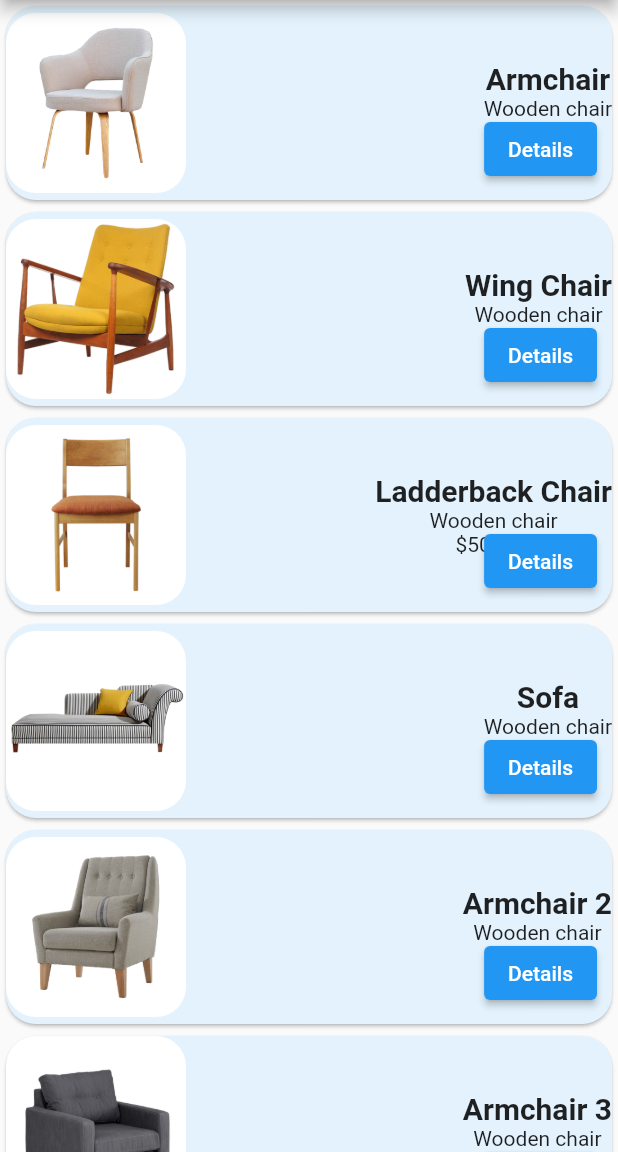
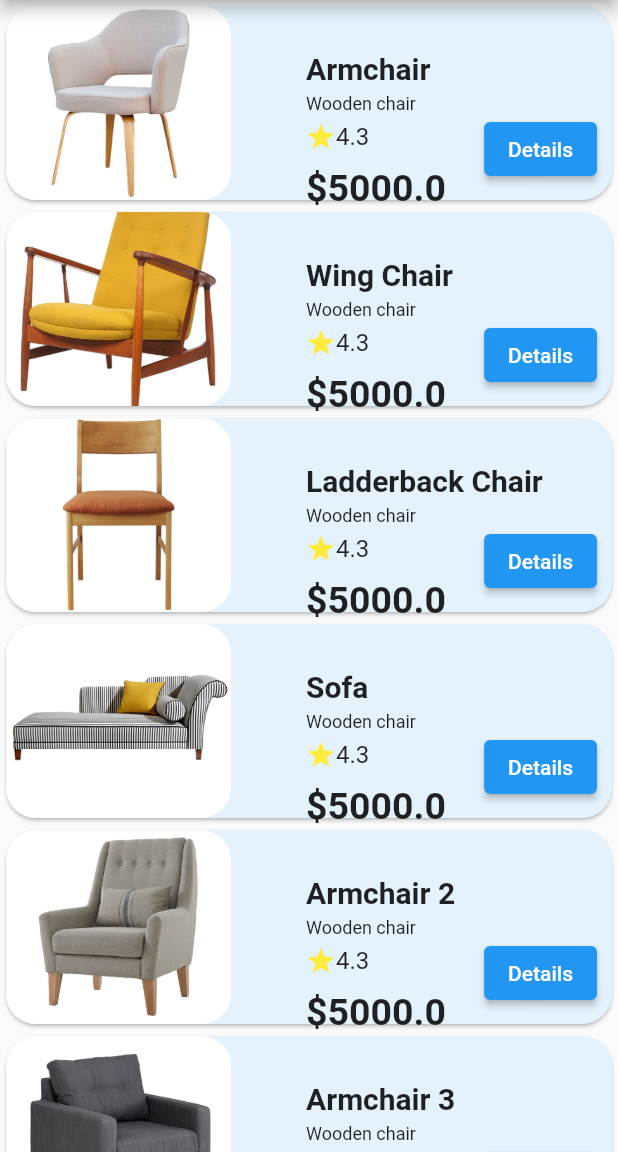
Before and after one commit to PrantoMondal/Furniture_App, a Flutter app: the screen it shows after launch, on a phone screen of 412 x 824 dp, the part 84-1236 px from its top. Run offline on Flutter 3.47's test engine with Material 2 defaults, Android fonts, the phone set to English and light mode, and no system bars.

```diff
--- a/lib/db/temp_db.dart
+++ b/lib/db/temp_db.dart
@@ -1,12 +1,75 @@
 import 'package:furniture_app/models/models.dart';
 
 final furnitureList = [
-  Furniture(id: 1,name: 'Armchair',details: 'An armchair is a comfortable, cushioned chair with a support on each side, where you can rest your arms while you sit.',type: 'Wooden chair',price: 5000,image: 'assets/images/f1.png',rating: 4.3),
-  Furniture(id: 2,name: 'Wing Chair',details: 'The purpose of the "wings" was to shield the occupant of the chair from drafts, and to trap the heat from a fireplace in the area where the person would be sitting. Hence, in the past these were often used near a fireplace.',type: 'Wooden chair',price: 5000,image: 'assets/images/f2.png',rating: 4.3),
-  Furniture(id: 3,name: 'Ladderback Chair',details: 'The Ladderback chair was one of the most popular chairs of the 17th- 18th century. It achieved such success by the simplicity of construction, clear design, and affordable price. Today these chairs are coveted items for collectors.',type: 'Wooden chair',price: 5000,image: 'assets/images/f3.png',rating: 4.3),
-  Furniture(id: 4,name: 'Sofa',details: 'Leather. Leather is easy to clean. An age-old favourite, leather is a no-brainer when it comes to sofas of any style.',type: 'Wooden chair',price: 5000,image: 'assets/images/f4.png',rating: 4.3),
-  Furniture(id: 5,name: 'Armchair 2',details: 'Frame, upholstery, legs, arms, cushioning, and outer fabric.',type: 'Wooden chair',price: 5000,image: 'assets/images/f5.png',rating: 4.3),
-  Furniture(id: 6,name: 'Armchair 3',details: 'Armchair: 35-inches deep by 35-inches wide.',type: 'Wooden chair',price: 5000,image: 'assets/images/f6.png',rating: 4.3),
-  Furniture(id: 7,name: 'Round Sofa',details: 'The Borne Settee: Circular, upholstered Victorian ottoman-type sofa, sometimes known as a conversation seat, which has three or four seat divisions and a central cone providing a backrest.',type: 'Wooden chair',price: 5000,image: 'assets/images/f7.png',rating: 4.3),
-  Furniture(id: 8,name: 'Armchair 4',details: 'The general structure of a chair has four legs, back support and a raised surface to sit on.',type: 'Wooden chair',price: 5000,image: 'assets/images/f8.png',rating: 4.3),
+  Furniture(
+      id: 1,
+      name: 'Armchair',
+      details:
+          'An armchair is a comfortable, cushioned chair with a support on each side, where you can rest your arms while you sit.',
+      type: 'Wooden chair',
+      price: 5000,
+      image: 'assets/images/f1.png',
+      rating: 4.3),
+  Furniture(
+      id: 2,
+      name: 'Wing Chair',
+      details:
+          'The purpose of the "wings" was to shield the occupant of the chair from drafts, and to trap the heat from a fireplace in the area where the person would be sitting. Hence, in the past these were often used near a fireplace.',
+      type: 'Wooden chair',
+      price: 5000,
+      image: 'assets/images/f2.png',
+      rating: 4.3),
+  Furniture(
+      id: 3,
+      name: 'Ladderback Chair',
+      details:
+          'The Ladderback chair was one of the most popular chairs of the 17th- 18th century. '
+          'It achieved such success by the simplicity of construction, clear design, and affordable price. Today these chairs are coveted items for collectors.',
+      type: 'Wooden chair',
+      price: 5000,
+      image: 'assets/images/f3.png',
+      rating: 4.3),
+  Furniture(
+      id: 4,
+      name: 'Sofa',
+      details:
+          'Leather. Leather is easy to clean. An age-old favourite, leather is a no-brainer when it comes to sofas of any style.',
+      type: 'Wooden chair',
+      price: 5000,
+      image: 'assets/images/f4.png',
+      rating: 4.3),
+  Furniture(
+      id: 5,
+      name: 'Armchair 2',
+      details: 'Frame, upholstery, legs, arms, cushioning, and outer fabric.',
+      type: 'Wooden chair',
+      price: 5000,
+      image: 'assets/images/f5.png',
+      rating: 4.3),
+  Furniture(
+      id: 6,
+      name: 'Armchair 3',
+      details: 'Armchair: 35-inches deep by 35-inches wide.',
+      type: 'Wooden chair',
+      price: 5000,
+      image: 'assets/images/f6.png',
+      rating: 4.3),
+  Furniture(
+      id: 7,
+      name: 'Round Sofa',
+      details:
+          'The Borne Settee: Circular, upholstered Victorian ottoman-type sofa, sometimes known as a conversation seat, which has three or four seat divisions and a central cone providing a backrest.',
+      type: 'Wooden chair',
+      price: 5000,
+      image: 'assets/images/f7.png',
+      rating: 4.3),
+  Furniture(
+      id: 8,
+      name: 'Armchair 4',
+      details:
+          'The general structure of a chair has four legs, back support and a raised surface to sit on.',
+      type: 'Wooden chair',
+      price: 5000,
+      image: 'assets/images/f8.png',
+      rating: 4.3),
 ];
--- a/lib/details_page.dart
+++ b/lib/details_page.dart
@@ -2,11 +2,9 @@ import 'package:flutter/material.dart';
 
 import 'models/models.dart';
 
-
 class FurnitureDetails extends StatefulWidget {
   // const FurnitureDetails({Key? key}) : super(key: key);
   final Furniture furniture;
-
 
   FurnitureDetails(this.furniture);
 
@@ -18,11 +16,46 @@ class _FurnitureDetailsState extends State<FurnitureDetails> {
   @override
   Widget build(BuildContext context) {
     return Scaffold(
-      appBar: AppBar(title: Text(widget.furniture.name!),),
-      body: Container(
-        child: Image.asset(widget.furniture.image!),
+      body: CustomScrollView(
+        slivers: [
+          SliverAppBar(
+            title: Text(
+              'Details',
+              style: TextStyle(color: Colors.black),
+            ),
+            backgroundColor: Colors.blue.shade50,
+            floating: true,
+            expandedHeight: 300,
+            flexibleSpace: FlexibleSpaceBar(
+              background: Image.asset(
+                widget.furniture.image!,
+                width: 200,
+                height: 200,
+              ),
+            ),
+          ),
+          SliverList(
+              delegate: SliverChildListDelegate([
+                ListTile(
+                  title: Text(widget.furniture.name!,style: TextStyle(fontSize: 20,fontWeight: FontWeight.bold),),
+                  subtitle: Row(
+                    mainAxisSize: MainAxisSize.min,
+                    children: [
+                      Icon(Icons.star),
+                      Text('${widget.furniture.rating}')
+                    ],
+                  ),
+                  trailing:Text(widget.furniture.type!,style: TextStyle(height: 2),),
+                  tileColor: Colors.lightBlue.shade100,
 
-
+                ),
+                Padding(
+                  padding: const EdgeInsets.symmetric(horizontal: 16.0,vertical: 8.0),
+                  child: Text(widget.furniture.details!),
+                ),
+              ]),
+          )
+        ],
       ),
     );
   }
--- a/lib/pages/home_page.dart
+++ b/lib/pages/home_page.dart
@@ -17,18 +17,20 @@ class _HomePageState extends State<HomePage> {
     return Scaffold(
         appBar: AppBar(
           title: Text('Furniture Dev'),
-
         ),
         body: GridView.count(
           crossAxisCount: 1,
           childAspectRatio: 3,
-          children: furnitureList.map((furniture) => FurnitureItem(furniture: furniture)).toList(),
-    ));
+          children: furnitureList
+              .map((furniture) => FurnitureItem(furniture: furniture))
+              .toList(),
+        ));
   }
 }
 
 class FurnitureItem extends StatelessWidget {
   final Furniture furniture;
+
   const FurnitureItem({
     Key? key,
     required this.furniture,
@@ -37,46 +39,84 @@ class FurnitureItem extends StatelessWidget {
   @override
   Widget build(BuildContext context) {
     return Card(
-      shape: RoundedRectangleBorder(
-        borderRadius: BorderRadius.circular(20)
-      ),
-      color: Colors.blue.shade50,
+        shape: RoundedRectangleBorder(borderRadius: BorderRadius.circular(20)),
+        color: Colors.blue.shade50,
         child: Stack(
           children: [
             Row(
-              mainAxisAlignment: MainAxisAlignment.spaceBetween,
+              mainAxisAlignment: MainAxisAlignment.start,
               children: [
                 ClipRRect(
                   borderRadius: BorderRadius.circular(20),
-
                   child: Container(
-
                       //margin: const EdgeInsets.only(left: 20.0,right: 20.0),
                       color: Colors.white,
-                      child: Image.asset(furniture.image!,width:120,fit: BoxFit.cover,)
-                  ),
+                      child: Image.asset(
+                        furniture.image!,
+                        height: 150,
+                        width: 150,
+                        fit: BoxFit.cover,
+                      )),
                 ),
                 Column(
-                  mainAxisAlignment: MainAxisAlignment.center,
-                  crossAxisAlignment: CrossAxisAlignment.center,
+                  mainAxisAlignment: MainAxisAlignment.start,
+                  crossAxisAlignment: CrossAxisAlignment.start,
                   children: [
-                    Text(furniture.name!,style: TextStyle(fontSize: 20,fontWeight: FontWeight.bold),),
-                    Text(furniture.type!),
-                    Text('\$'+furniture.price!.toString()),
+                    Container(
+                      margin: const EdgeInsets.only(
+                          top: 30, left: 50.0, right: 20.0),
+                      child: (Text(
+                        furniture.name!,
+                        style: TextStyle(
+                            fontSize: 20, fontWeight: FontWeight.bold),
+                      )),
+                    ),
+                    Container(
+                      margin: const EdgeInsets.only(
+                          top: 5, left: 50.0, right: 20.0),
+                      child: (Text(
+                        furniture.type!,
+                        style: TextStyle(
+                          fontSize: 12,
+                        ),
+                      )),
+                    ),
+                    Container(
+                      margin: const EdgeInsets.only(
+                          top: 5, left: 50.0, right: 20.0),
+                      child: Row(
+                        children: [
+                          (Icon(
+                            Icons.star,
+                            color: Colors.yellow,size: 20,
+                          )),
+                          Text('${furniture.rating}',
+                              style: TextStyle(
+                                fontSize: 16,
+                              ))
+                        ],
+                      ),
+                    ),
+                    Container(
+                      margin: const EdgeInsets.only(
+                          top: 10, left: 50.0, right: 20.0),
+                      child: (Text(
+                        '\$' + '${furniture.price}',
+                        style: TextStyle(
+                            fontSize: 25, fontWeight: FontWeight.bold),
+                      )),
+                    ),
                   ],
                 ),
               ],
-
             ),
             Positioned(
-              right: 10,bottom: 10,
-              child: ElevatedButton(
-                  onPressed: (){},
-                  child: Text('Details')),
+              right: 10,
+              bottom: 10,
+              child: ElevatedButton(onPressed: () =>Navigator.push(context, MaterialPageRoute(builder: (context)=>FurnitureDetails(
+                  furniture))), child: Text('Details')),
             )
           ],
-        )
-
-    );
+        ));
   }
 }
```
